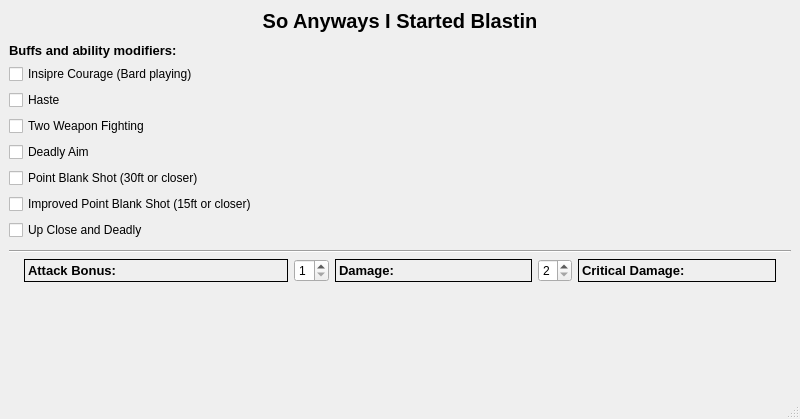
This is main_window.ui in asarinn/so_anyways_i_started_blastin as Qt 5 draws it before an edit. The edited form follows.
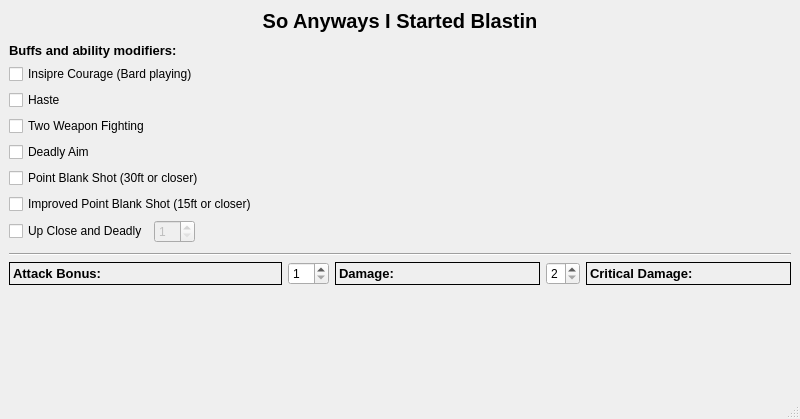
This is the edited form.

Commit message: Add spin box for up close and deadly invocations

```diff
--- a/main_window.ui
+++ b/main_window.ui
@@ -112,11 +112,38 @@
            </widget>
           </item>
           <item>
-           <widget class="QCheckBox" name="close_and_deadly_check_box">
-            <property name="text">
-             <string>Up Close and Deadly</string>
-            </property>
-           </widget>
+           <layout class="QHBoxLayout" name="horizontalLayout_2">
+            <item>
+             <widget class="QCheckBox" name="close_and_deadly_check_box">
+              <property name="text">
+               <string>Up Close and Deadly</string>
+              </property>
+             </widget>
+            </item>
+            <item>
+             <widget class="QSpinBox" name="up_close_and_deadly_spin_box">
+              <property name="enabled">
+               <bool>false</bool>
+              </property>
+              <property name="minimum">
+               <number>1</number>
+              </property>
+             </widget>
+            </item>
+            <item>
+             <spacer name="horizontalSpacer">
+              <property name="orientation">
+               <enum>Qt::Horizontal</enum>
+              </property>
+              <property name="sizeHint" stdset="0">
+               <size>
+                <width>40</width>
+                <height>20</height>
+               </size>
+              </property>
+             </spacer>
+            </item>
+           </layout>
           </item>
          </layout>
         </item>
@@ -134,12 +161,6 @@
       </item>
       <item>
        <layout class="QHBoxLayout" name="horizontalLayout" stretch="4,0,3,0,3">
-        <property name="leftMargin">
-         <number>15</number>
-        </property>
-        <property name="rightMargin">
-         <number>15</number>
-        </property>
         <item>
          <widget class="QLabel" name="attack_bonus_label">
           <property name="font">
@@ -160,18 +181,9 @@
         </item>
         <item>
          <widget class="QSpinBox" name="num_hits_spin_box">
-          <property name="maximumSize">
-           <size>
-            <width>35</width>
-            <height>16777215</height>
-           </size>
-          </property>
           <property name="toolTip">
            <string>Number of Hits</string>
           </property>
-          <property name="suffix">
-           <string/>
-          </property>
           <property name="minimum">
            <number>1</number>
           </property>
@@ -197,12 +209,6 @@
         </item>
         <item>
          <widget class="QSpinBox" name="crit_multiplier_spin_box">
-          <property name="maximumSize">
-           <size>
-            <width>35</width>
-            <height>16777215</height>
-           </size>
-          </property>
           <property name="toolTip">
            <string>Crit Multiplier</string>
           </property>
```
Left out of the diff: 4 changed lines with no effect on the pictures. The commit also changes 2 other files.
